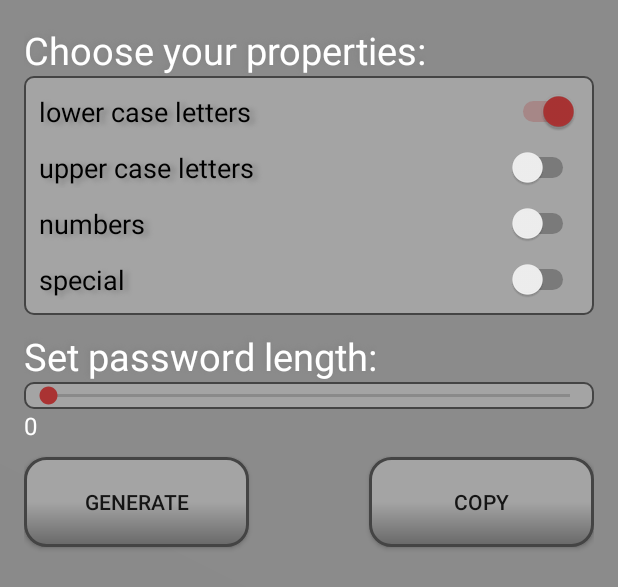
After one commit to feuertower/passwortGenerator, an Android app: the layout tab1.xml on its own in the app's theme, with its tools: preview values and no code run, on a phone screen of 412 x 824 dp. The commit adds this screen. Shown: the top 587 px of the screen. Run offline under Robolectric (Android 15) with nearby library versions, the phone set to English and light mode, and no system bars.

Commit message:
create new page

```diff
--- /dev/null
+++ b/app/src/main/res/layout/tab1.xml
@@ -0,0 +1,166 @@
+<?xml version="1.0" encoding="utf-8"?>
+<android.support.constraint.ConstraintLayout xmlns:android="http://schemas.android.com/apk/res/android"
+    xmlns:app="http://schemas.android.com/apk/res-auto"
+    xmlns:tools="http://schemas.android.com/tools"
+    android:layout_width="match_parent"
+    android:layout_height="match_parent"
+    android:background="@drawable/gradient_background"
+    android:padding="16dp"
+    tools:context=".MainActivity">
+
+    <ScrollView
+        android:id="@+id/scrollView2"
+        android:layout_width="match_parent"
+        android:layout_height="match_parent"
+        android:layout_weight="1"
+        app:layout_constraintBottom_toTopOf="parent"
+        app:layout_constraintEnd_toStartOf="parent"
+        app:layout_constraintStart_toStartOf="parent"
+        app:layout_constraintTop_toTopOf="parent">
+
+        <android.support.constraint.ConstraintLayout
+            android:id="@+id/linearLayout2"
+            android:layout_width="match_parent"
+            android:layout_height="wrap_content"
+            android:orientation="vertical">
+
+            <TextView
+                android:id="@+id/textSelectProperties"
+                android:layout_width="wrap_content"
+                android:layout_height="wrap_content"
+                android:text="@string/property_text"
+                android:textColor="@color/colorText"
+                android:theme="@style/myText"
+                app:layout_constraintBottom_toTopOf="@id/switchLayout"
+                app:layout_constraintStart_toStartOf="parent"
+                app:layout_constraintTop_toTopOf="parent"
+                tools:layout_conversion_absoluteHeight="34dp"
+                tools:layout_conversion_absoluteWidth="336dp" />
+
+            <RelativeLayout
+                android:id="@+id/switchLayout"
+                android:layout_width="wrap_content"
+                android:layout_height="wrap_content"
+                android:background="@drawable/element_background_custom"
+                android:padding="10dp"
+                app:layout_constraintEnd_toEndOf="parent"
+                app:layout_constraintStart_toStartOf="parent"
+                app:layout_constraintTop_toBottomOf="@id/textSelectProperties"
+                tools:layout_conversion_absoluteHeight="148dp"
+                tools:layout_conversion_absoluteWidth="336dp"
+                tools:layout_editor_absoluteX="24dp"
+                tools:layout_editor_absoluteY="50dp">
+
+                <Switch
+                    android:id="@+id/cbLowerCharacter"
+                    android:layout_width="match_parent"
+                    android:layout_height="wrap_content"
+                    android:checked="true"
+                    android:duplicateParentState="false"
+                    android:text="@string/cb_lower_case"
+                    android:theme="@style/mySwitch" />
+
+                <Switch
+                    android:id="@+id/cbUpperCharacter"
+                    android:layout_width="match_parent"
+                    android:layout_height="wrap_content"
+                    android:layout_below="@id/cbLowerCharacter"
+                    android:layout_marginTop="10dp"
+                    android:checked="false"
+                    android:text="@string/cb_upper_case"
+                    android:theme="@style/mySwitch" />
+
+                <Switch
+                    android:id="@+id/cbNumbers"
+                    android:layout_width="match_parent"
+                    android:layout_height="wrap_content"
+                    android:layout_below="@id/cbUpperCharacter"
+                    android:layout_marginTop="10dp"
+                    android:checked="false"
+                    android:text="@string/cb_numbers_text"
+                    android:theme="@style/mySwitch" />
+
+                <Switch
+                    android:id="@+id/cbSpecial"
+                    android:layout_width="match_parent"
+                    android:layout_height="wrap_content"
+                    android:layout_below="@id/cbNumbers"
+                    android:layout_marginTop="10dp"
+                    android:checked="false"
+                    android:text="@string/cb_special_text"
+                    android:theme="@style/mySwitch" />
+            </RelativeLayout>
+
+            <TextView
+                android:id="@+id/setPwLength"
+                android:layout_width="wrap_content"
+                android:layout_height="wrap_content"
+                android:layout_marginTop="10dp"
+                android:text="@string/set_password_length_text"
+                android:textColor="@color/colorText"
+                android:theme="@style/myText"
+                app:layout_constraintStart_toStartOf="parent"
+                app:layout_constraintTop_toBottomOf="@id/switchLayout" />
+
+            <SeekBar
+                android:id="@+id/pwLengthSlider"
+                android:layout_width="match_parent"
+                android:layout_height="wrap_content"
+                android:background="@drawable/element_background_custom"
+                android:max="95"
+                android:theme="@style/mySwitch"
+                app:layout_constraintStart_toStartOf="parent"
+                app:layout_constraintTop_toBottomOf="@id/setPwLength" />
+
+            <TextView
+                android:id="@+id/pwLength"
+                android:layout_width="wrap_content"
+                android:layout_height="wrap_content"
+                android:text="@string/pw_length"
+                android:textColor="@color/colorText"
+                android:textSize="16sp"
+                app:layout_constraintTop_toBottomOf="@+id/pwLengthSlider" />
+
+            <Button
+                android:id="@+id/btnGenerate"
+                android:layout_width="wrap_content"
+                android:layout_height="wrap_content"
+                android:layout_marginTop="10dp"
+                android:background="@drawable/button_custom"
+                android:onClick="clickHandler"
+                android:text="@string/generate_text"
+                app:layout_constraintLeft_toLeftOf="parent"
+                app:layout_constraintTop_toBottomOf="@+id/pwLength" />
+
+            <Button
+                android:id="@+id/btnCopy"
+                android:layout_width="wrap_content"
+                android:layout_height="wrap_content"
+                android:layout_marginTop="10dp"
+                android:background="@drawable/button_custom"
+                android:onClick="clickHandler"
+                android:text="@string/copy_btn"
+                app:layout_constraintRight_toRightOf="parent"
+                app:layout_constraintTop_toBottomOf="@+id/pwLength" />
+
+            <TextView
+                android:id="@+id/pwText"
+                android:layout_width="match_parent"
+                android:layout_height="wrap_content"
+                android:layout_marginTop="10dp"
+                android:background="@drawable/element_background_custom"
+                android:gravity="center_horizontal"
+                android:hint="@string/pw_text_hint"
+                android:padding="6dp"
+                android:textColor="@color/colorEditText"
+                android:textSize="22sp"
+                android:fontFamily="@font/consola"
+                app:layout_constraintEnd_toEndOf="parent"
+                app:layout_constraintStart_toStartOf="parent"
+                app:layout_constraintTop_toBottomOf="@+id/btnGenerate"
+                android:visibility="invisible"/>
+
+        </android.support.constraint.ConstraintLayout>
+    </ScrollView>
+
+</android.support.constraint.ConstraintLayout>
```
Also changed, not shown: app/src/main/java/com/dominik/passwortgenerator/tab1.java (added, +269 -0 lines), app/src/main/AndroidManifest.xml (line endings or trailing spaces), app/src/main/java/com/dominik/passwortgenerator/MainActivity.java (line endings or trailing spaces), app/src/main/res/drawable-v24/ic_launcher_foreground.xml (line endings or trailing spaces), app/src/main/res/drawable/button_custom.xml (line endings or trailing spaces), app/src/main/res/drawable/element_background_custom.xml (line endings or trailing spaces), app/src/main/res/drawable/gradient_background.xml (line endings or trailing spaces), app/src/main/res/layout/activity_main.xml (line endings or trailing spaces), app/src/main/res/mipmap-anydpi-v26/ic_launcher.xml (line endings or trailing spaces), app/src/main/res/mipmap-anydpi-v26/ic_launcher_round.xml (line endings or trailing spaces), app/src/main/res/values/colors.xml (line endings or trailing spaces), app/src/main/res/values/strings.xml (line endings or trailing spaces), app/src/main/res/values/styles.xml (line endings or trailing spaces), 5 other files.
